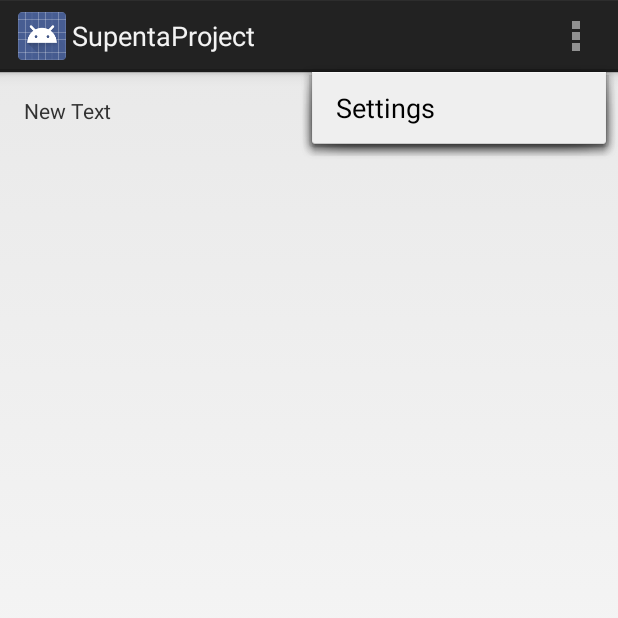
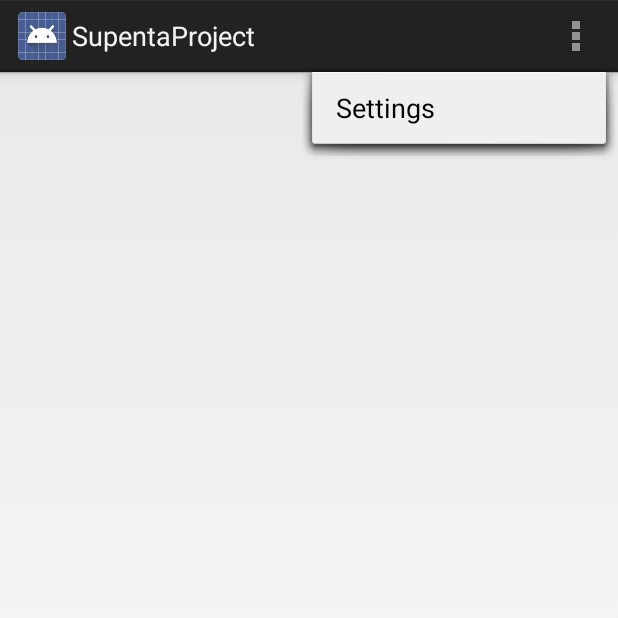
Before and after one commit to barnswills/SupentaProject, an Android app: the screen it shows after launch (MainActivity), with the options menu open, on a phone screen of 412 x 824 dp, the top half of it. Run offline under Robolectric (Android 15) with nearby library versions, the phone set to English and light mode, and no system bars.

Commit message:
commit test 3

```diff
--- a/app/src/main/res/layout/activity_main.xml
+++ b/app/src/main/res/layout/activity_main.xml
@@ -5,12 +5,4 @@
     android:paddingTop="@dimen/activity_vertical_margin"
     android:paddingBottom="@dimen/activity_vertical_margin" tools:context=".MainActivity">
 
-    <TextView
-        android:layout_width="wrap_content"
-        android:layout_height="wrap_content"
-        android:text="New Text"
-        android:id="@+id/textView"
-        android:layout_alignParentTop="true"
-        android:layout_alignParentLeft="true"
-        android:layout_alignParentStart="true" />
 </RelativeLayout>
```
